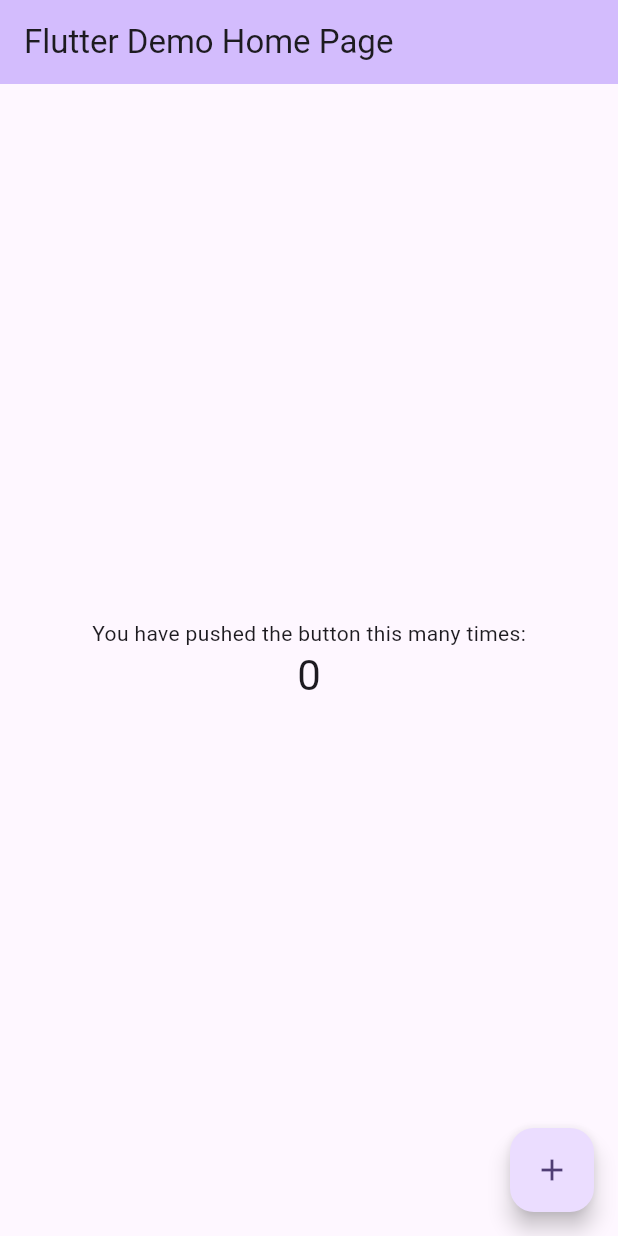
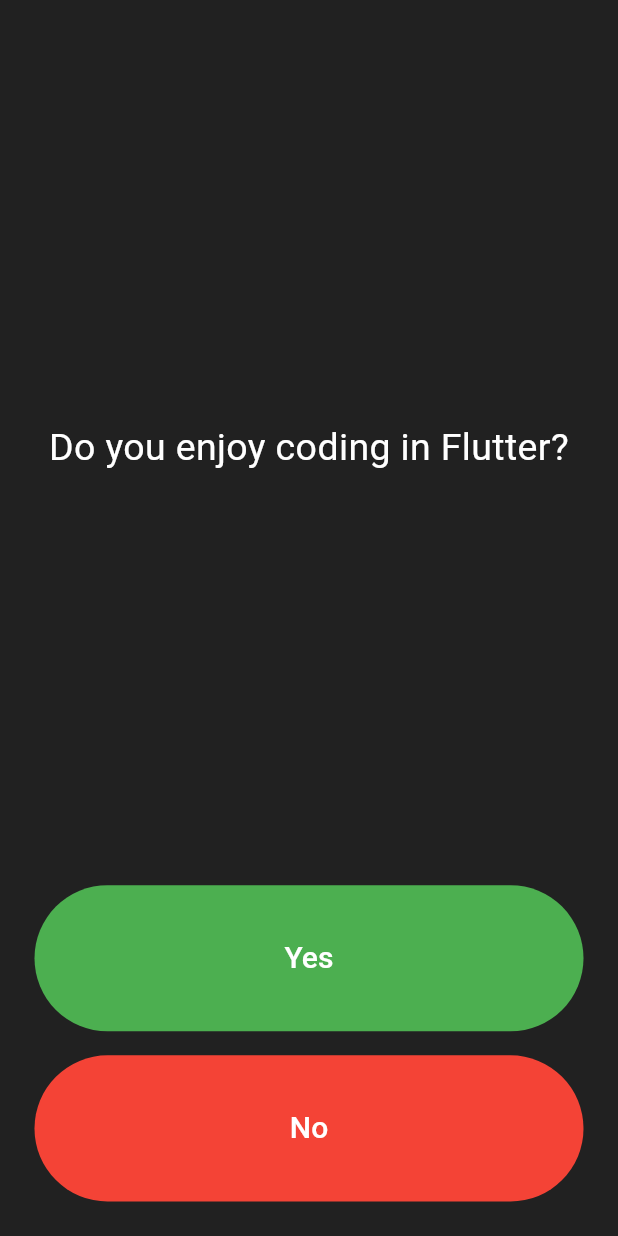
Before and after one commit to amSreejith/quizizz, a Flutter app: the screen it shows after launch, on a phone screen of 412 x 824 dp. Run offline on Flutter 3.47's test engine with Material 3 defaults, Android fonts, the phone set to English and light mode, and no system bars.

Commit message:
basic design completed

```diff
--- a/lib/main.dart
+++ b/lib/main.dart
@@ -1,125 +1,84 @@
 import 'package:flutter/material.dart';
 
 void main() {
-  runApp(const MyApp());
+  runApp(Quizzy());
 }
 
-class MyApp extends StatelessWidget {
-  const MyApp({super.key});
+class Quizzy extends StatelessWidget {
+  const Quizzy({super.key});
 
-  // This widget is the root of your application.
   @override
   Widget build(BuildContext context) {
     return MaterialApp(
-      title: 'Flutter Demo',
-      theme: ThemeData(
-        // This is the theme of your application.
-        //
-        // TRY THIS: Try running your application with "flutter run". You'll see
-        // the application has a purple toolbar. Then, without quitting the app,
-        // try changing the seedColor in the colorScheme below to Colors.green
-        // and then invoke "hot reload" (save your changes or press the "hot
-        // reload" button in a Flutter-supported IDE, or press "r" if you used
-        // the command line to start the app).
-        //
-        // Notice that the counter didn't reset back to zero; the application
-        // state is not lost during the reload. To reset the state, use hot
-        // restart instead.
-        //
-        // This works for code too, not just values: Most code changes can be
-        // tested with just a hot reload.
-        colorScheme: ColorScheme.fromSeed(seedColor: Colors.deepPurple),
-        useMaterial3: true,
+      debugShowCheckedModeBanner: false,
+      home: Scaffold(
+        backgroundColor: Colors.grey.shade900,
+        body: SafeArea(
+          child: Padding(
+            padding: const EdgeInsets.all(15.0),
+            child: Page(),
+          ),
+        ),
       ),
-      home: const MyHomePage(title: 'Flutter Demo Home Page'),
     );
   }
 }
 
-class MyHomePage extends StatefulWidget {
-  const MyHomePage({super.key, required this.title});
-
-  // This widget is the home page of your application. It is stateful, meaning
-  // that it has a State object (defined below) that contains fields that affect
-  // how it looks.
-
-  // This class is the configuration for the state. It holds the values (in this
-  // case the title) provided by the parent (in this case the App widget) and
-  // used by the build method of the State. Fields in a Widget subclass are
-  // always marked "final".
-
-  final String title;
+class Page extends StatefulWidget {
+  const Page({super.key});
 
   @override
-  State<MyHomePage> createState() => _MyHomePageState();
+  State<Page> createState() => _PageState();
 }
 
-class _MyHomePageState extends State<MyHomePage> {
-  int _counter = 0;
-
-  void _incrementCounter() {
-    setState(() {
-      // This call to setState tells the Flutter framework that something has
-      // changed in this State, which causes it to rerun the build method below
-      // so that the display can reflect the updated values. If we changed
-      // _counter without calling setState(), then the build method would not be
-      // called again, and so nothing would appear to happen.
-      _counter++;
-    });
-  }
-
+class _PageState extends State<Page> {
   @override
   Widget build(BuildContext context) {
-    // This method is rerun every time setState is called, for instance as done
-    // by the _incrementCounter method above.
-    //
-    // The Flutter framework has been optimized to make rerunning build methods
-    // fast, so that you can just rebuild anything that needs updating rather
-    // than having to individually change instances of widgets.
-    return Scaffold(
-      appBar: AppBar(
-        // TRY THIS: Try changing the color here to a specific color (to
-        // Colors.amber, perhaps?) and trigger a hot reload to see the AppBar
-        // change color while the other colors stay the same.
-        backgroundColor: Theme.of(context).colorScheme.inversePrimary,
-        // Here we take the value from the MyHomePage object that was created by
-        // the App.build method, and use it to set our appbar title.
-        title: Text(widget.title),
-      ),
-      body: Center(
-        // Center is a layout widget. It takes a single child and positions it
-        // in the middle of the parent.
-        child: Column(
-          // Column is also a layout widget. It takes a list of children and
-          // arranges them vertically. By default, it sizes itself to fit its
-          // children horizontally, and tries to be as tall as its parent.
-          //
-          // Column has various properties to control how it sizes itself and
-          // how it positions its children. Here we use mainAxisAlignment to
-          // center the children vertically; the main axis here is the vertical
-          // axis because Columns are vertical (the cross axis would be
-          // horizontal).
-          //
-          // TRY THIS: Invoke "debug painting" (choose the "Toggle Debug Paint"
-          // action in the IDE, or press "p" in the console), to see the
-          // wireframe for each widget.
-          mainAxisAlignment: MainAxisAlignment.center,
-          children: <Widget>[
-            const Text(
-              'You have pushed the button this many times:',
+    return Column(
+      mainAxisAlignment: MainAxisAlignment.center,
+      crossAxisAlignment: CrossAxisAlignment.stretch,
+      children: [
+        Expanded(
+          flex: 5,
+          child: Padding(
+            padding: const EdgeInsets.all(8.0),
+            child: Center(
+              child: Text(
+                'Do you enjoy coding in Flutter?',
+                textAlign: TextAlign.center,
+                style: TextStyle(
+                  color: Colors.white,
+                  fontSize: 25,
+                ),
+              ),
             ),
-            Text(
-              '$_counter',
-              style: Theme.of(context).textTheme.headlineMedium,
-            ),
-          ],
+          ),
         ),
-      ),
-      floatingActionButton: FloatingActionButton(
-        onPressed: _incrementCounter,
-        tooltip: 'Increment',
-        child: const Icon(Icons.add),
-      ), // This trailing comma makes auto-formatting nicer for build methods.
+        Expanded(
+          child: Padding(
+            padding: const EdgeInsets.all(8.0),
+            child: TextButton(
+                style: TextButton.styleFrom(backgroundColor: Colors.green),
+                onPressed: () {},
+                child: Text(
+                  "Yes",
+                  style: TextStyle(color: Colors.white, fontSize: 20),
+                )),
+          ),
+        ),
+        Expanded(
+          child: Padding(
+            padding: const EdgeInsets.all(8.0),
+            child: TextButton(
+                style: TextButton.styleFrom(backgroundColor: Colors.red),
+                onPressed: () {},
+                child: Text(
+                  "No",
+                  style: TextStyle(color: Colors.white, fontSize: 20),
+                )),
+          ),
+        ),
+      ],
     );
   }
 }
```
